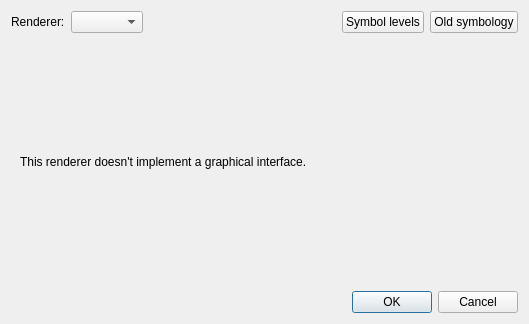
Qt form qgis/src/ui/qgsrendererv2propsdialogbase.ui (sourcepole/qgis) before a commit.
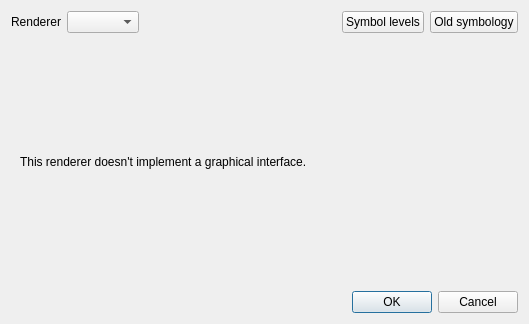
The same form after that commit.

The edit to the form file:
```diff
--- a/qgis/src/ui/qgsrendererv2propsdialogbase.ui
+++ b/qgis/src/ui/qgsrendererv2propsdialogbase.ui
@@ -19,7 +19,10 @@
      <item>
       <widget class="QLabel" name="label_2">
        <property name="text">
-        <string>Renderer:</string>
+        <string>Renderer</string>
+       </property>
+       <property name="buddy">
+        <cstring>cboRenderers</cstring>
        </property>
       </widget>
      </item>
```
